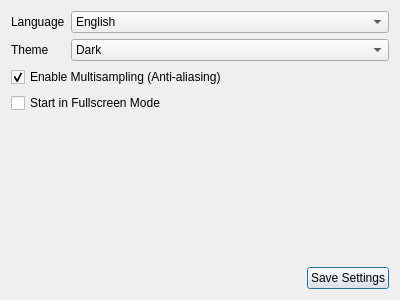
This is settingswindow.ui in greno4ka/Rainbow as Qt 5 draws it before an edit. The edited form follows.
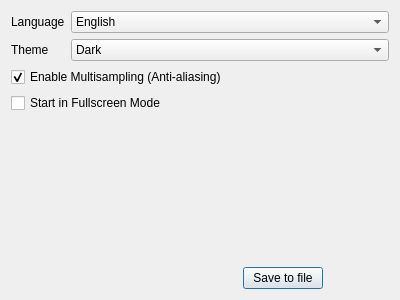
This is the edited form.

Commit message: Fix save settings button and page name change

Patch:
```diff
--- a/settingswindow.ui
+++ b/settingswindow.ui
@@ -113,7 +113,26 @@
      <item>
       <widget class="QPushButton" name="pushButton_save">
        <property name="text">
-        <string>Save Settings</string>
+        <string>Save to file</string>
+       </property>
+      </widget>
+     </item>
+     <item>
+      <widget class="QLabel" name="label_done">
+       <property name="sizePolicy">
+        <sizepolicy hsizetype="Fixed" vsizetype="Preferred">
+         <horstretch>0</horstretch>
+         <verstretch>0</verstretch>
+        </sizepolicy>
+       </property>
+       <property name="minimumSize">
+        <size>
+         <width>60</width>
+         <height>0</height>
+        </size>
+       </property>
+       <property name="text">
+        <string/>
        </property>
       </widget>
      </item>
```
Left out of the diff: 4 changed lines with no effect on the pictures. The commit also changes 4 other files.
